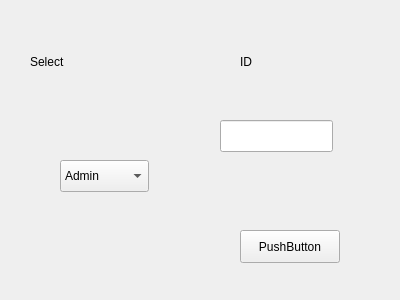
This is adminmainwindow.ui in anashaybani/Bank as Qt 5 draws it before an edit. The edited form follows.
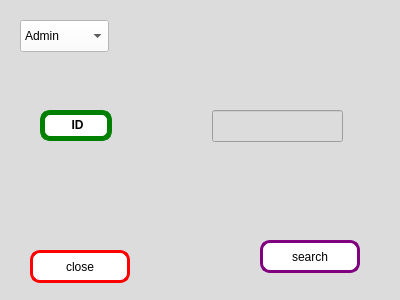
This is the edited form.

```diff
--- a/adminmainwindow.ui
+++ b/adminmainwindow.ui
@@ -13,51 +13,58 @@
   <property name="windowTitle">
    <string>Form</string>
   </property>
+  <property name="styleSheet">
+   <string notr="true">background-color: rgb(220, 220, 220);
+color: rgb(0, 0, 0);</string>
+  </property>
   <widget class="QPushButton" name="proceedButton">
    <property name="geometry">
     <rect>
-     <x>240</x>
-     <y>230</y>
+     <x>260</x>
+     <y>240</y>
      <width>100</width>
      <height>33</height>
     </rect>
    </property>
-   <property name="text">
-    <string>PushButton</string>
+   <property name="styleSheet">
+    <string notr="true">border:3px solid purple;
+font: 10pt &quot;Segoe UI&quot;;
+background: rgb(255, 255, 255);
+color: rgb(0, 0, 0);
+gridline-color: rgb(0, 0, 0);
+border-radius:10px;</string>
    </property>
-  </widget>
-  <widget class="QLabel" name="labelSelect">
-   <property name="geometry">
-    <rect>
-     <x>30</x>
-     <y>50</y>
-     <width>72</width>
-     <height>24</height>
-    </rect>
-   </property>
    <property name="text">
-    <string>Select</string>
+    <string>search</string>
    </property>
   </widget>
   <widget class="QLabel" name="labelID">
    <property name="geometry">
     <rect>
-     <x>240</x>
-     <y>50</y>
+     <x>40</x>
+     <y>110</y>
      <width>72</width>
-     <height>24</height>
+     <height>31</height>
     </rect>
    </property>
+   <property name="styleSheet">
+    <string notr="true">border:5px solid green;
+font: 10pt &quot;Segoe UI&quot;;
+background: rgb(255, 255, 255);
+color: rgb(0, 0, 0);
+gridline-color: rgb(0, 0, 0);
+border-radius:10px;</string>
+   </property>
    <property name="text">
-    <string>ID</string>
+    <string>&lt;html&gt;&lt;head/&gt;&lt;body&gt;&lt;p align=&quot;center&quot;&gt;&lt;span style=&quot; font-weight:700;&quot;&gt;ID&lt;/span&gt;&lt;/p&gt;&lt;/body&gt;&lt;/html&gt;</string>
    </property>
   </widget>
   <widget class="QLineEdit" name="idLineEdit">
    <property name="geometry">
     <rect>
-     <x>220</x>
-     <y>120</y>
-     <width>113</width>
+     <x>212</x>
+     <y>110</y>
+     <width>131</width>
      <height>32</height>
     </rect>
    </property>
@@ -65,12 +72,20 @@
   <widget class="QComboBox" name="userTypeCombo">
    <property name="geometry">
     <rect>
-     <x>60</x>
-     <y>160</y>
+     <x>20</x>
+     <y>20</y>
      <width>89</width>
      <height>32</height>
     </rect>
    </property>
+   <property name="styleSheet">
+    <string notr="true">
+font: 10pt &quot;Segoe UI&quot;;
+background: rgb(255, 255, 255);
+color: rgb(0, 0, 0);
+gridline-color: rgb(0, 0, 0);
+</string>
+   </property>
    <item>
     <property name="text">
      <string>Admin</string>
@@ -82,6 +97,27 @@
     </property>
    </item>
   </widget>
+  <widget class="QPushButton" name="closeButton">
+   <property name="geometry">
+    <rect>
+     <x>30</x>
+     <y>250</y>
+     <width>100</width>
+     <height>33</height>
+    </rect>
+   </property>
+   <property name="styleSheet">
+    <string notr="true">border:3px solid red;
+font: 10pt &quot;Segoe UI&quot;;
+background: rgb(255, 255, 255);
+color: rgb(0, 0, 0);
+gridline-color: rgb(0, 0, 0);
+border-radius:10px;</string>
+   </property>
+   <property name="text">
+    <string>close</string>
+   </property>
+  </widget>
  </widget>
  <resources/>
  <connections/>
```
